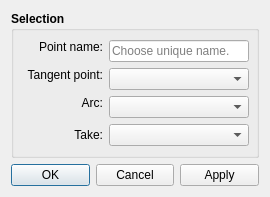
Before: the Qt Designer form src/libs/vtools/dialogs/tools/dialogpointfromarcandtangent.ui in FashionFreedom/Seamly2D, drawn with Qt 5.
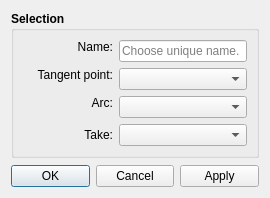
After: the same form once the commit is applied. Icons and pictures are not drawn.

Patch:
```diff
--- a/src/libs/vtools/dialogs/tools/dialogpointfromarcandtangent.ui
+++ b/src/libs/vtools/dialogs/tools/dialogpointfromarcandtangent.ui
@@ -7,7 +7,7 @@
     <x>0</x>
     <y>0</y>
     <width>270</width>
-    <height>187</height>
+    <height>198</height>
    </rect>
   </property>
   <property name="minimumSize">
@@ -29,7 +29,6 @@
      <property name="font">
       <font>
        <pointsize>9</pointsize>
-       <weight>75</weight>
        <bold>true</bold>
       </font>
      </property>
@@ -42,6 +41,9 @@
         <property name="fieldGrowthPolicy">
          <enum>QFormLayout::ExpandingFieldsGrow</enum>
         </property>
+        <property name="labelAlignment">
+         <set>Qt::AlignRight|Qt::AlignTrailing|Qt::AlignVCenter</set>
+        </property>
         <item row="0" column="0">
          <widget class="QLabel" name="labelEditNamePoint">
           <property name="sizePolicy">
@@ -52,19 +54,18 @@
           </property>
           <property name="minimumSize">
            <size>
-            <width>80</width>
+            <width>90</width>
             <height>0</height>
            </size>
           </property>
           <property name="font">
            <font>
             <pointsize>9</pointsize>
-            <weight>50</weight>
             <bold>false</bold>
            </font>
           </property>
           <property name="text">
-           <string>Point name:</string>
+           <string>Name:</string>
           </property>
           <property name="alignment">
            <set>Qt::AlignRight|Qt::AlignTrailing|Qt::AlignVCenter</set>
@@ -81,14 +82,13 @@
           </property>
           <property name="minimumSize">
            <size>
-            <width>140</width>
+            <width>80</width>
             <height>0</height>
            </size>
           </property>
           <property name="font">
            <font>
             <pointsize>9</pointsize>
-            <weight>50</weight>
             <bold>false</bold>
            </font>
           </property>
@@ -110,14 +110,13 @@
           </property>
           <property name="minimumSize">
            <size>
-            <width>80</width>
+            <width>90</width>
             <height>0</height>
            </size>
           </property>
           <property name="font">
            <font>
             <pointsize>9</pointsize>
-            <weight>50</weight>
             <bold>false</bold>
            </font>
           </property>
@@ -139,14 +138,13 @@
           </property>
           <property name="minimumSize">
            <size>
-            <width>140</width>
+            <width>80</width>
             <height>0</height>
            </size>
           </property>
           <property name="font">
            <font>
             <pointsize>9</pointsize>
-            <weight>50</weight>
             <bold>false</bold>
            </font>
           </property>
@@ -162,14 +160,13 @@
           </property>
           <property name="minimumSize">
            <size>
-            <width>80</width>
+            <width>90</width>
             <height>0</height>
            </size>
           </property>
           <property name="font">
            <font>
             <pointsize>9</pointsize>
-            <weight>50</weight>
             <bold>false</bold>
            </font>
           </property>
@@ -191,14 +188,13 @@
           </property>
           <property name="minimumSize">
            <size>
-            <width>140</width>
+            <width>80</width>
             <height>0</height>
            </size>
           </property>
           <property name="font">
            <font>
             <pointsize>9</pointsize>
-            <weight>50</weight>
             <bold>false</bold>
            </font>
           </property>
@@ -208,14 +204,13 @@
          <widget class="QLabel" name="label">
           <property name="minimumSize">
            <size>
-            <width>80</width>
+            <width>90</width>
             <height>0</height>
            </size>
           </property>
           <property name="font">
            <font>
             <pointsize>9</pointsize>
-            <weight>50</weight>
             <bold>false</bold>
            </font>
           </property>
@@ -237,14 +232,13 @@
           </property>
           <property name="minimumSize">
            <size>
-            <width>140</width>
+            <width>80</width>
             <height>0</height>
            </size>
           </property>
           <property name="font">
            <font>
             <pointsize>9</pointsize>
-            <weight>50</weight>
             <bold>false</bold>
            </font>
           </property>
```
